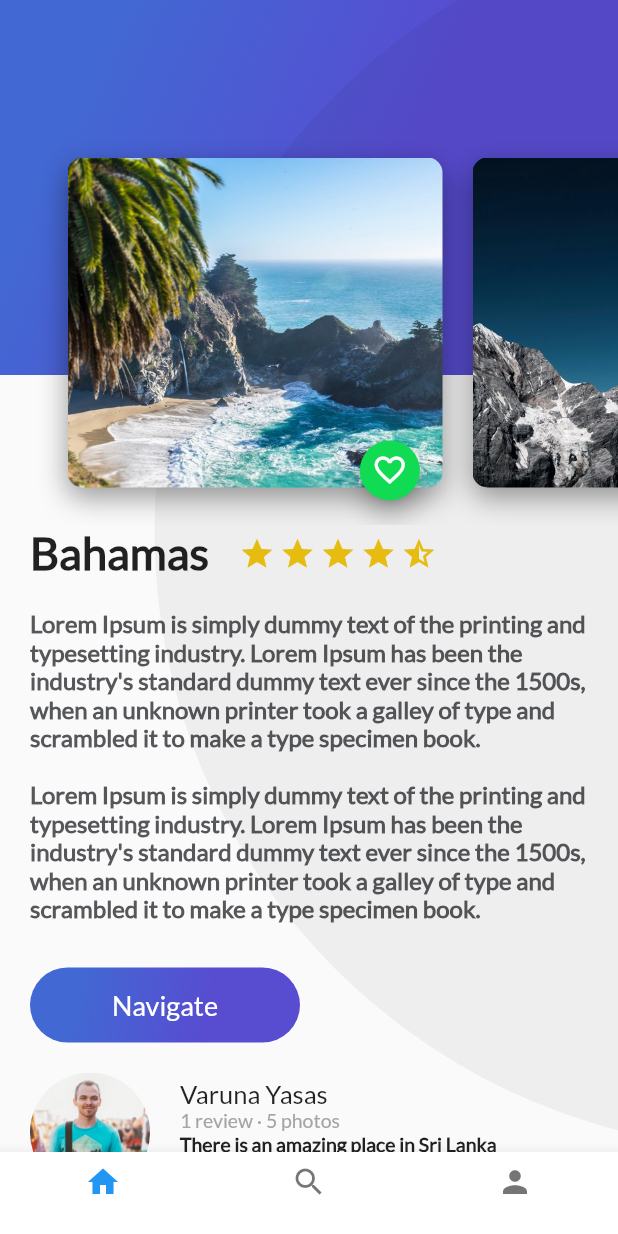
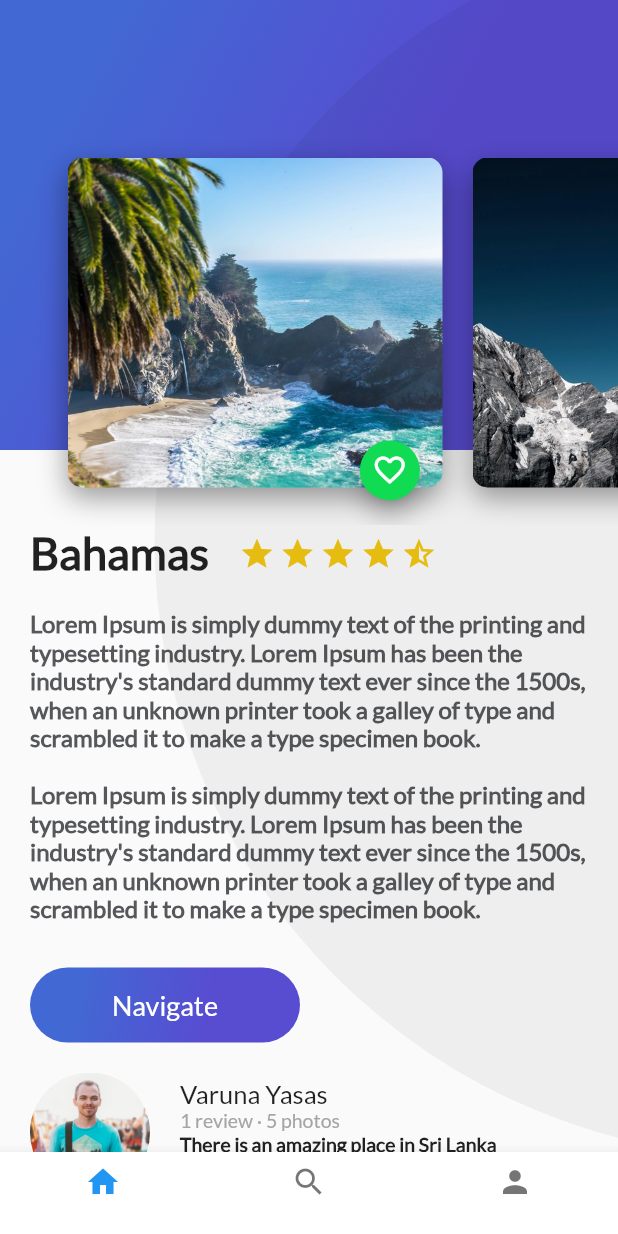
Before and after one commit to guetteman/places, a Flutter app: the PlatziTrips screen opened directly, on a phone screen of 412 x 824 dp. Run offline on Flutter 3.47's test engine with Material 2 defaults, Android fonts, the phone set to English and light mode, and no system bars; our stand-ins replace cloud_firestore, firebase_auth, google_sign_in; missing offline and left inert: generic_bloc_provider; accounts and stored records are empty.

```diff
--- a/lib/Place/ui/screens/header_appbar.dart
+++ b/lib/Place/ui/screens/header_appbar.dart
@@ -8,7 +8,7 @@ class HeaderAppBar extends StatelessWidget {
     // TODO: implement build
     return Stack(
       children: <Widget>[
-        GradientBackground(height: 250.0),
+        GradientBackground(height: 300.0),
         ImageCardList()
       ],
     );
```
Also changed, not shown: lib/User/ui/screens/sign_in_screen.dart (+8 -1 lines).
